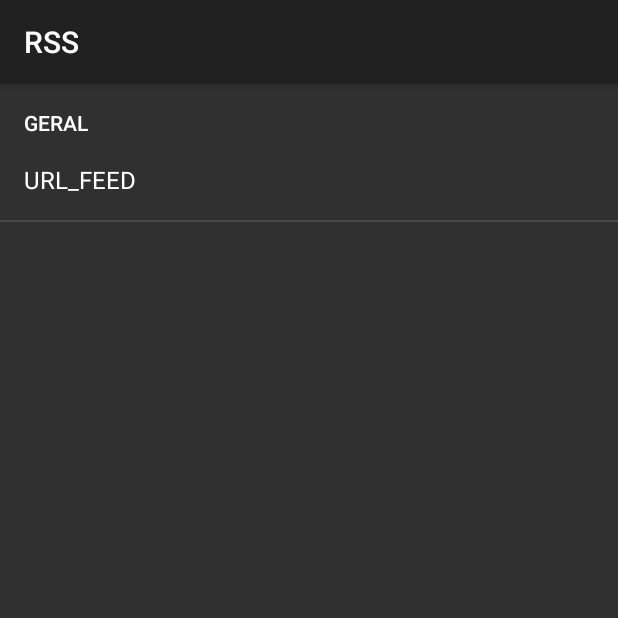
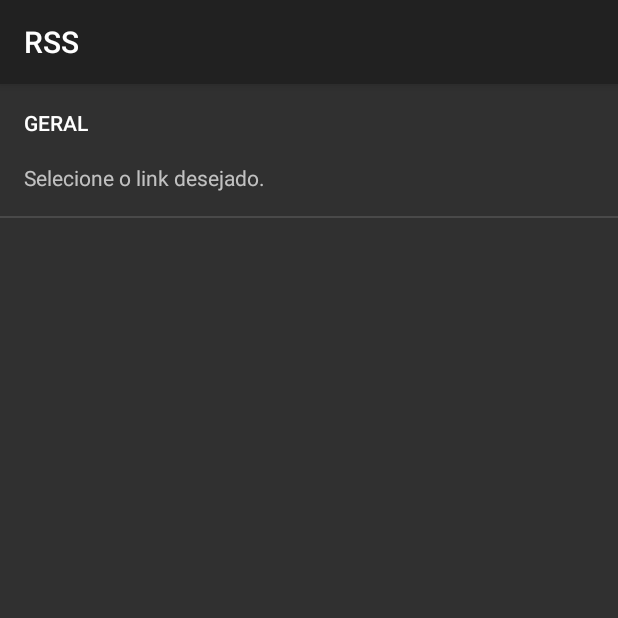
Before and after one commit to OtavioVeraCruz/if710-exercicio2, an Android app: the PrefsActivity screen opened directly, with no data from a screen before it, on a phone screen of 412 x 824 dp, the top half of it. Run offline under Robolectric (Android 15) with nearby library versions, the phone set to English and light mode, and no system bars.

Commit message:
Todos os itens ok.

```diff
--- a/RSS/app/src/main/AndroidManifest.xml
+++ b/RSS/app/src/main/AndroidManifest.xml
@@ -22,9 +22,10 @@
         <activity android:name=".PrefsActivity"/>
 
         <service android:name=".service.CarregaFeedClass"/>
-        <receiver android:name=".receiver.MyStaticReceiver">
+        <receiver android:name=".receiver.MyStaticReceiver"
+            android:enabled="true">
             <intent-filter>
-                <action android:name="br.ufpe.cin.if710.rss.receiver.INSERTED_DATA"/>
+                <action android:name="br.ufpe.cin.if710.rss.INSERTED_DATA"/>
             </intent-filter>
         </receiver>
 
--- a/RSS/app/src/main/java/br/ufpe/cin/if710/rss/receiver/MyDynamicReceiver.kt
+++ b/RSS/app/src/main/java/br/ufpe/cin/if710/rss/receiver/MyDynamicReceiver.kt
@@ -13,5 +13,4 @@ class MyDynamicReceiver : BroadcastReceiver(){
             MainActivity.exibirFeed(context)
         }
     }
-
 }
--- a/RSS/app/src/main/java/br/ufpe/cin/if710/rss/receiver/MyStaticReceiver.kt
+++ b/RSS/app/src/main/java/br/ufpe/cin/if710/rss/receiver/MyStaticReceiver.kt
@@ -17,8 +17,8 @@ class MyStaticReceiver: BroadcastReceiver() {
     override fun onReceive(context: Context?, intent: Intent?) {
 
         val intent_main=Intent(context,MainActivity::class.java)
-        val pendingIntent=PendingIntent.getActivity(context,0,intent_main,0)
-        val builder=NotificationCompat.Builder(context!!, channel_id)
+        val pendingIntent= PendingIntent.getActivity(context,0,intent_main,0)
+        val builder=NotificationCompat.Builder(context!!)
         builder.setSmallIcon(R.mipmap.ic_launcher)
         builder.setContentTitle("Nova notícia inserida!")
         builder.setContentText("Não fique desatualizado!")
--- /dev/null
+++ b/RSS/app/src/main/res/values/array.xml
@@ -0,0 +1,16 @@
+<?xml version="1.0" encoding="utf-8"?>
+<resources>
+    <string-array name="feed_links">
+        <item>http://leopoldomt.com/if1001/g1brasil.xml</item>
+        <item>http://pox.globo.com/rss/g1/brasil/</item>
+        <item>http://pox.globo.com/rss/g1/ciencia-e-saude/</item>
+        <item>http://pox.globo.com/rss/g1/tecnologia/</item>
+    </string-array>
+
+    <string-array name="feeds">
+        <item>g1brasil</item>
+        <item>rss g1brasil</item>
+        <item>ciencia e saude</item>
+        <item>tecnologia</item>
+    </string-array>
+</resources>
--- a/RSS/app/src/main/res/values/strings.xml
+++ b/RSS/app/src/main/res/values/strings.xml
@@ -3,4 +3,7 @@
     <string name="rssfeed">http://leopoldomt.com/if1001/g1brasil.xml</string>
     <string name="RSS">http://leopoldomt.com/if1001/g1brasil.xml</string>
     <string name="prefer_ncias">Preferências</string>
+    <string name="notification_channel_description">notification</string>
+
+
 </resources>
--- a/RSS/app/src/main/res/xml/preferencias.xml
+++ b/RSS/app/src/main/res/xml/preferencias.xml
@@ -2,13 +2,21 @@
 <PreferenceScreen
     xmlns:android="http://schemas.android.com/apk/res/android">
     <PreferenceCategory android:title="GERAL">
-        <EditTextPreference
+       <!-- <EditTextPreference
             android:key="uname"
             android:dialogMessage="Digite a URL desejada"
             android:dialogTitle="Alterar URL"
             android:negativeButtonText="Cancelar"
             android:positiveButtonText="Enviar"
-            android:title="URL_FEED"></EditTextPreference>
+            android:title="URL_FEED"/>-->
+
+        <ListPreference
+            android:key="uname"
+            android:summary="Selecione o link desejado."
+            android:entries="@array/feeds"
+            android:entryValues="@array/feed_links"
+            android:defaultValue="@string/RSS"
+            />
     </PreferenceCategory>
 
 </PreferenceScreen>
```
Also changed, not shown: RSS/app/src/main/java/br/ufpe/cin/if710/rss/service/CarregaFeedClass.kt (+3 -4 lines).
